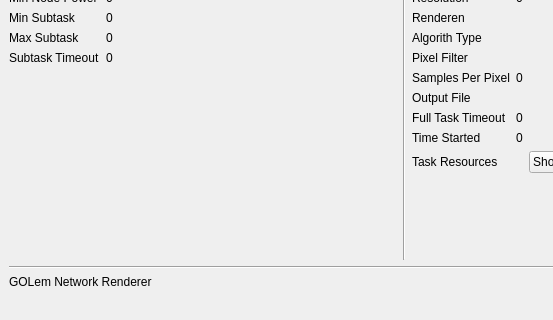
Old version of the form poc/golemPy/examples/gnr/ui/MainWindow.ui in the repository golemfactory/clay; both pictures show x 0 to 553 and y 370 to 690 of the 809 by 690 pixel window.
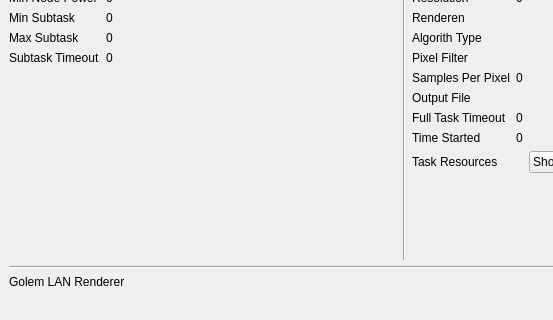
New version of the form.

```diff
--- a/poc/golemPy/examples/gnr/ui/MainWindow.ui
+++ b/poc/golemPy/examples/gnr/ui/MainWindow.ui
@@ -529,7 +529,7 @@
          </size>
         </property>
         <property name="text">
-         <string>GOLem Network Renderer </string>
+         <string>Golem LAN Renderer</string>
         </property>
         <property name="textFormat">
          <enum>Qt::AutoText</enum>
```
Left out of the diff: 2 changed lines with no effect on the pictures.
